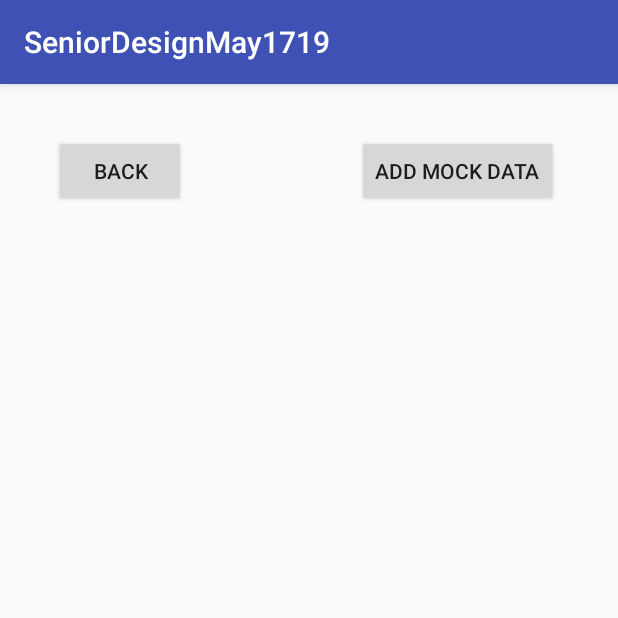
After one commit to zbelloma/SeniorDesignMay1719, an Android app: the DisplayDBActivity screen opened directly, with no data from a screen before it, on a phone screen of 412 x 824 dp, the top half of it. The commit adds this screen. Run offline under Robolectric (Android 15) with nearby library versions, the phone set to English and light mode, and no system bars; our stand-ins replace Firebase (no records; nobody signed in at launch, a user with empty details on screens opened directly); 1 statement that could not run was skipped.

Commit message:
Added Firebase Code, new DB view Activity

```diff
--- /dev/null
+++ b/app/src/main/java/com/example/zakk/seniordesignmay1719/DisplayDBActivity.java
@@ -0,0 +1,77 @@
+package com.example.zakk.seniordesignmay1719;
+
+import android.content.Intent;
+import android.support.v7.app.AppCompatActivity;
+import android.os.Bundle;
+import android.view.View;
+import android.widget.ArrayAdapter;
+import android.widget.ListView;
+
+import com.google.firebase.database.DataSnapshot;
+import com.google.firebase.database.DatabaseError;
+import com.google.firebase.database.DatabaseReference;
+import com.google.firebase.database.FirebaseDatabase;
+import com.google.firebase.database.ValueEventListener;
+
+import java.util.ArrayList;
+import java.util.Date;
+import java.util.HashMap;
+import java.util.List;
+import java.util.Map;
+
+public class DisplayDBActivity extends AppCompatActivity {
+
+    ListView lv;
+    ArrayAdapter<String> arrAdapter;
+    List<String> listViewData = new ArrayList<String>();
+    final FirebaseDatabase database = FirebaseDatabase.getInstance();
+    DatabaseReference ref = database.getReference();
+
+    @Override
+    protected void onCreate(Bundle savedInstanceState) {
+        super.onCreate(savedInstanceState);
+        setContentView(R.layout.activity_display_db);
+        final FirebaseDatabase database = FirebaseDatabase.getInstance();
+        DatabaseReference Dataref = database.getReference("/data");
+        lv = (ListView)findViewById(R.id.dbLV);
+        arrAdapter = new ArrayAdapter<String>(this, android.R.layout.simple_list_item_1, listViewData);
+        lv.setAdapter(arrAdapter);
+        Dataref.addValueEventListener(new ValueEventListener() {
+            @Override
+            public void onDataChange(DataSnapshot dataSnapshot) {
+                Data data = dataSnapshot.getValue(Data.class);
+                if(data.data != null){
+                    listViewData.add(data.toString());
+                    System.out.println(data.toString());
+                    arrAdapter.notifyDataSetChanged();
+                }
+
+            }
+
+            @Override
+            public void onCancelled(DatabaseError databaseError) {
+                System.out.println("Read failed: " + databaseError.getCode());
+            }
+        });
+    }
+
+    public void setData(View view){
+
+        Data d = new Data("testdata1234");
+        ref.child("data").setValue(d, new DatabaseReference.CompletionListener() {
+            @Override
+            public void onComplete(DatabaseError databaseError, DatabaseReference databaseReference) {
+                if (databaseError != null) {
+                    System.out.println("Data could not be saved " + databaseError.getMessage());
+                } else {
+                    System.out.println("Data saved successfully.");
+                }
+            }
+        });
+    }
+
+    public void goBack(View view){
+        Intent intent = new Intent(this, MainActivity.class);
+        startActivity(intent);
+    }
+}
--- /dev/null
+++ b/app/src/main/res/layout/activity_display_db.xml
@@ -0,0 +1,47 @@
+<?xml version="1.0" encoding="utf-8"?>
+<RelativeLayout xmlns:android="http://schemas.android.com/apk/res/android"
+    xmlns:tools="http://schemas.android.com/tools"
+    android:id="@+id/activity_display_db"
+    android:layout_width="match_parent"
+    android:layout_height="match_parent"
+    android:paddingBottom="@dimen/activity_vertical_margin"
+    android:paddingLeft="@dimen/activity_horizontal_margin"
+    android:paddingRight="@dimen/activity_horizontal_margin"
+    android:paddingTop="@dimen/activity_vertical_margin"
+    tools:context="com.example.zakk.seniordesignmay1719.DisplayDBActivity">
+
+    <ListView
+        android:layout_width="match_parent"
+        android:layout_height="match_parent"
+        android:layout_alignParentTop="true"
+        android:layout_alignParentLeft="true"
+        android:layout_alignParentStart="true"
+        android:layout_marginTop="86dp"
+        android:id="@+id/dbLV" />
+
+    <Button
+        android:text="Back"
+        android:layout_width="wrap_content"
+        android:layout_height="wrap_content"
+        android:layout_alignParentTop="true"
+        android:layout_alignParentLeft="true"
+        android:layout_alignParentStart="true"
+        android:layout_marginLeft="20dp"
+        android:layout_marginStart="20dp"
+        android:layout_marginTop="18dp"
+        android:id="@+id/button5"
+        android:onClick="goBack" />
+
+    <Button
+        android:text="Add Mock Data"
+        android:layout_width="wrap_content"
+        android:layout_height="wrap_content"
+        android:layout_marginRight="24dp"
+        android:layout_marginEnd="24dp"
+        android:id="@+id/db_get_button"
+        android:onClick="setData"
+        android:layout_alignBaseline="@+id/button5"
+        android:layout_alignBottom="@+id/button5"
+        android:layout_alignParentRight="true"
+        android:layout_alignParentEnd="true" />
+</RelativeLayout>
--- a/app/src/main/res/values/dimens.xml
+++ b/app/src/main/res/values/dimens.xml
@@ -2,4 +2,5 @@
     <!-- Default screen margins, per the Android Design guidelines. -->
     <dimen name="activity_horizontal_margin">16dp</dimen>
     <dimen name="activity_vertical_margin">16dp</dimen>
+    <dimen name="fab_margin">16dp</dimen>
 </resources>
--- a/app/src/main/res/values/strings.xml
+++ b/app/src/main/res/values/strings.xml
@@ -1,3 +1,4 @@
 <resources>
     <string name="app_name">SeniorDesignMay1719</string>
+    <string name="title_activity_dbview">DBView</string>
 </resources>
--- a/build.gradle
+++ b/build.gradle
@@ -5,10 +5,11 @@ buildscript {
         jcenter()
     }
     dependencies {
-        classpath 'com.android.tools.build:gradle:2.2.1'
+        classpath 'com.android.tools.build:gradle:2.2.3'
 
         // NOTE: Do not place your application dependencies here; they belong
         // in the individual module build.gradle files
+        classpath 'com.google.gms:google-services:3.0.0'
     }
 }
 
```
Also changed, not shown: app/build.gradle (+7 -1 lines), app/src/main/AndroidManifest.xml (+5 -4 lines), app/src/main/java/com/example/zakk/seniordesignmay1719/Data.java (added, +22 -0 lines), app/src/main/java/com/example/zakk/seniordesignmay1719/MainActivity.java (+43 -1 lines), app/src/main/res/layout/activity_main.xml (+24 -16 lines), app/src/main/res/values-v21/styles.xml (added, +9 -0 lines), app/src/main/res/values/styles.xml (+9 -0 lines), 5 other files.
